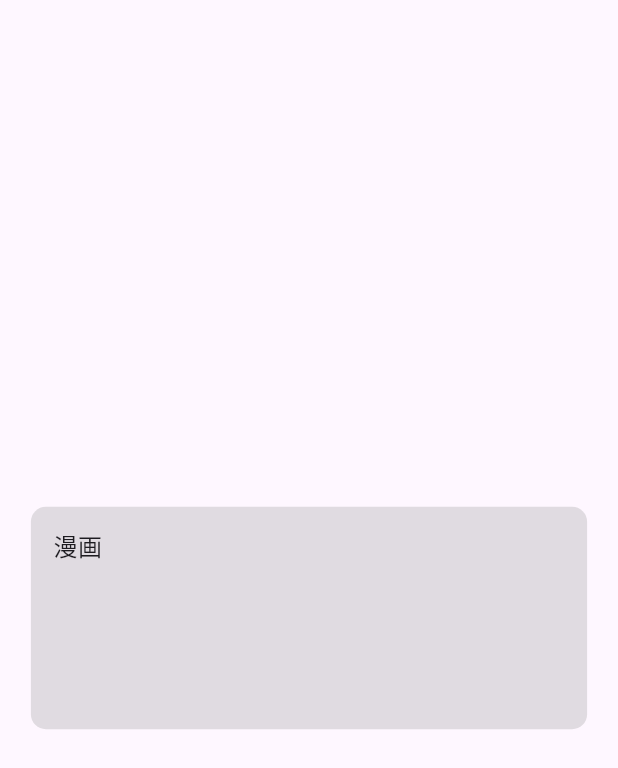
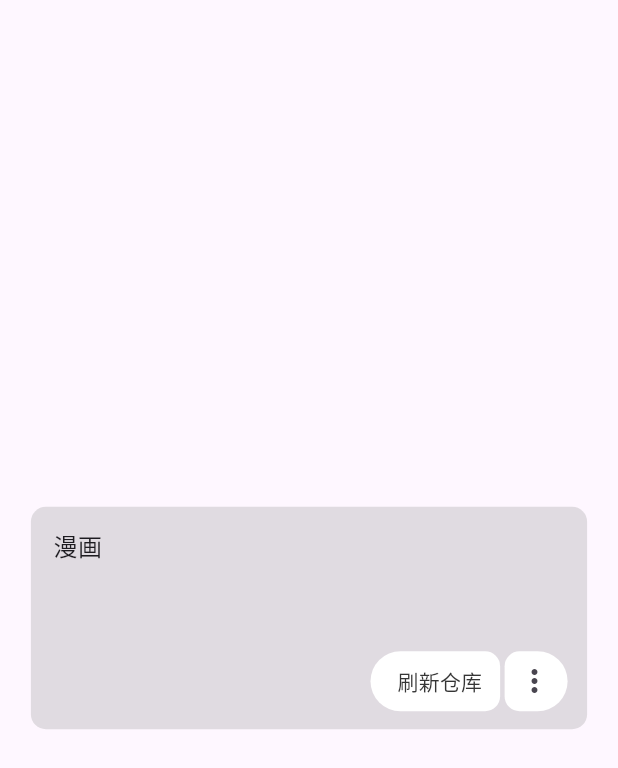
Before and after one commit to tianyuhu110/manga_reader, a Flutter app: the screen it shows after launch, on a phone screen of 412 x 824 dp. Shown: the top 768 px of the screen. Run offline on Flutter 3.47's test engine with Material 3 defaults, Android fonts, the phone set to English and light mode, and no system bars.

Commit message:
完成仓库卡片的布局

```diff
--- a/lib/main.dart
+++ b/lib/main.dart
@@ -1,7 +1,9 @@
 import 'package:flutter/material.dart';
+import 'package:flutter/rendering.dart';
 import 'package:manga_reader/widgets/repository_card.dart';
 
 void main() {
+  ///debugPaintSizeEnabled = true;
   runApp(const MyApp());
 }
 
@@ -19,6 +21,8 @@ class MyHome extends StatelessWidget {
 
   @override
   Widget build(BuildContext context) {
-    return Scaffold(body: Center(child: RepositoryCard(title: "漫画",)));
+    return Scaffold(
+      body: Center(child: RepositoryCard(title: "漫画")),
+    );
   }
 }
--- a/lib/widgets/repository_card.dart
+++ b/lib/widgets/repository_card.dart
@@ -1,11 +1,12 @@
 import 'package:flutter/material.dart';
+
+const double bigRadius = 20;
+const double smallRadius = 10;
 
 class RepositoryCard extends StatelessWidget {
   final String title;
 
-
-  const RepositoryCard({super.key,
-  required this.title});
+  const RepositoryCard({super.key, required this.title});
 
   @override
   Widget build(BuildContext context) {
@@ -15,21 +16,103 @@ class RepositoryCard extends StatelessWidget {
       height: screenWidth * 0.9 / 2.5,
       decoration: BoxDecoration(
         color: const Color.fromARGB(80, 158, 158, 158),
-        borderRadius: BorderRadius.circular(10)
+        borderRadius: BorderRadius.circular(10),
       ),
-      child: Container(padding: EdgeInsets.all(15),child: Text(title,style: TextStyle(
-        fontSize: 16
-      ),)),
+      child: InnerContents(title: title),
     );
   }
 }
-
 
 class RefreshRepositoryButton extends StatelessWidget {
   const RefreshRepositoryButton({super.key});
 
   @override
   Widget build(BuildContext context) {
-    return TextButton(onPressed: ()=>{}, child: Text("刷新仓库"));
+    return TextButton(
+      onPressed: () => {},
+      style: ButtonStyle(
+        backgroundColor: WidgetStateProperty.all<Color>(Colors.white),
+        shape: WidgetStateProperty.all<OutlinedBorder>(
+          RoundedRectangleBorder(
+            borderRadius: BorderRadius.only(
+              topLeft: Radius.circular(bigRadius),
+              bottomLeft: Radius.circular(bigRadius),
+              topRight: Radius.circular(smallRadius),
+              bottomRight: Radius.circular(smallRadius),
+            ),
+          ),
+        ),
+      ),
+      child: Padding(
+        padding: const EdgeInsets.only(left: 6),
+        child: Text(
+          "刷新仓库",
+          style: TextStyle(color: const Color.fromARGB(255, 53, 53, 53)),
+        ),
+      ),
+    );
   }
 }
+
+class SettingRepository extends StatelessWidget {
+  const SettingRepository({super.key});
+
+  @override
+  Widget build(BuildContext context) {
+    return IconButton(
+      onPressed: () => {},
+      icon: Padding(
+        padding: const EdgeInsets.only(right: 2),
+        child: Icon(Icons.more_vert),
+      ),
+      style: ButtonStyle(
+        backgroundColor: WidgetStateProperty.all<Color>(Colors.white),
+        shape: WidgetStateProperty.all<OutlinedBorder>(
+          RoundedRectangleBorder(
+            borderRadius: BorderRadius.only(
+              topLeft: Radius.circular(smallRadius),
+              bottomLeft: Radius.circular(smallRadius),
+              topRight: Radius.circular(bigRadius),
+              bottomRight: Radius.circular(bigRadius),
+            ),
+          ),
+        ),
+      ),
+    );
+  }
+}
+
+class InnerContents extends StatelessWidget {
+  final String title;
+  const InnerContents({super.key, required this.title});
+
+  @override
+  Widget build(BuildContext context) {
+    return Column(
+      mainAxisAlignment: MainAxisAlignment.spaceBetween,
+      children: [
+        Row(
+          children: [
+            Container(
+              padding: EdgeInsets.all(15),
+              child: Text(title, style: TextStyle(fontSize: 16)),
+            ),
+          ],
+        ),
+        Row(
+          mainAxisAlignment: MainAxisAlignment.end,
+          children: [
+            Container(
+              child: RefreshRepositoryButton(),
+              padding: EdgeInsets.only(bottom: 8),
+            ),
+            Container(
+              child: SettingRepository(),
+              padding: EdgeInsets.only(bottom: 8, right: 10),
+            ),
+          ],
+        ),
+      ],
+    );
+  }
+}
```
